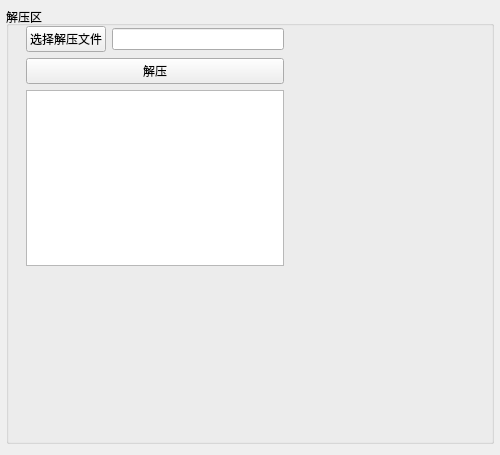
Above: res/ui/bandzip.ui from LiYorange/MyOFP2.0 before the change. Below: the same form after it.
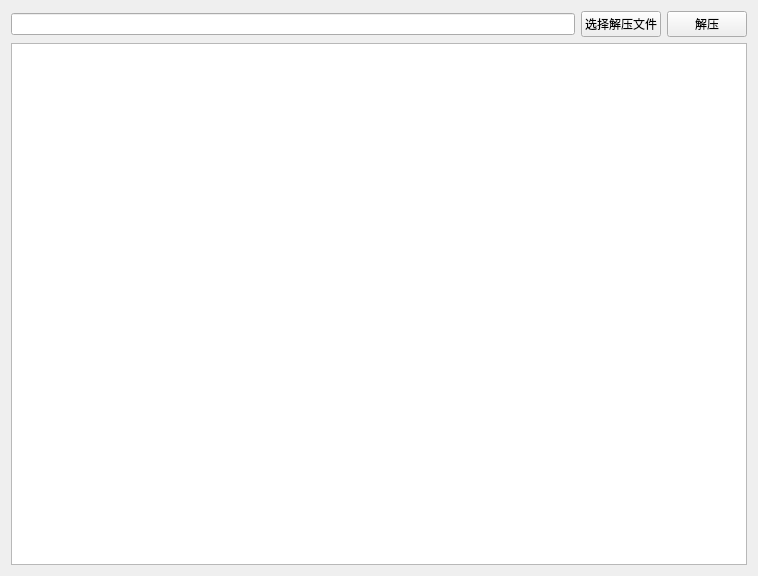
That is the form after the change.

Diff of the .ui file:
```diff
--- a/res/ui/bandzip.ui
+++ b/res/ui/bandzip.ui
@@ -6,8 +6,8 @@
    <rect>
     <x>0</x>
     <y>0</y>
-    <width>500</width>
-    <height>450</height>
+    <width>758</width>
+    <height>576</height>
    </rect>
   </property>
   <property name="minimumSize">
@@ -19,48 +19,12 @@
   <property name="windowTitle">
    <string>解压工具-bandzip.exe</string>
   </property>
-  <layout class="QVBoxLayout" name="verticalLayout" stretch="0">
-   <property name="spacing">
-    <number>4</number>
-   </property>
-   <property name="sizeConstraint">
-    <enum>QLayout::SetMinimumSize</enum>
-   </property>
-   <property name="leftMargin">
-    <number>6</number>
-   </property>
-   <property name="topMargin">
-    <number>6</number>
-   </property>
-   <property name="rightMargin">
-    <number>6</number>
-   </property>
-   <item>
-    <widget class="QGroupBox" name="groupBox">
-     <property name="minimumSize">
-      <size>
-       <width>0</width>
-       <height>438</height>
-      </size>
-     </property>
-     <property name="title">
-      <string>解压区</string>
-     </property>
-     <property name="alignment">
-      <set>Qt::AlignLeading|Qt::AlignLeft|Qt::AlignVCenter</set>
-     </property>
-     <widget class="QWidget" name="layoutWidget">
-      <property name="geometry">
-       <rect>
-        <x>20</x>
-        <y>20</y>
-        <width>258</width>
-        <height>240</height>
-       </rect>
-      </property>
-      <layout class="QVBoxLayout" name="verticalLayout_2">
+  <layout class="QVBoxLayout" name="verticalLayout">
        <item>
         <layout class="QHBoxLayout" name="horizontalLayout">
+     <item>
+      <widget class="QLineEdit" name="file_path_lineEdit"/>
+     </item>
          <item>
           <widget class="QPushButton" name="file_path_pushButton">
            <property name="text">
@@ -69,23 +33,16 @@
           </widget>
          </item>
          <item>
-          <widget class="QLineEdit" name="file_path_lineEdit"/>
-         </item>
-        </layout>
-       </item>
-       <item>
         <widget class="QPushButton" name="unpack_pushButton">
          <property name="text">
           <string>解压</string>
          </property>
         </widget>
        </item>
-       <item>
-        <widget class="QPlainTextEdit" name="plainTextEdit"/>
-       </item>
-      </layout>
-     </widget>
-    </widget>
+    </layout>
+   </item>
+   <item>
+    <widget class="QPlainTextEdit" name="log_plainTextEdit"/>
    </item>
   </layout>
  </widget>
```
Lines whose indentation alone changed are shown as unchanged.
